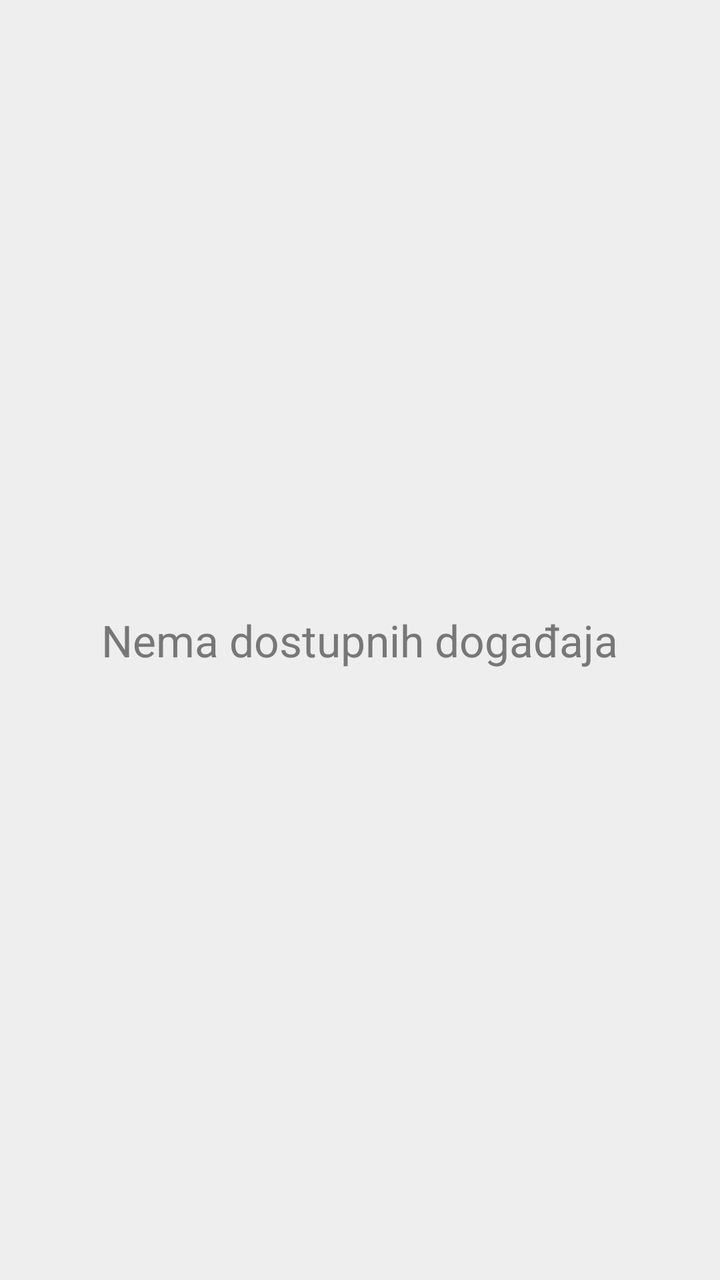
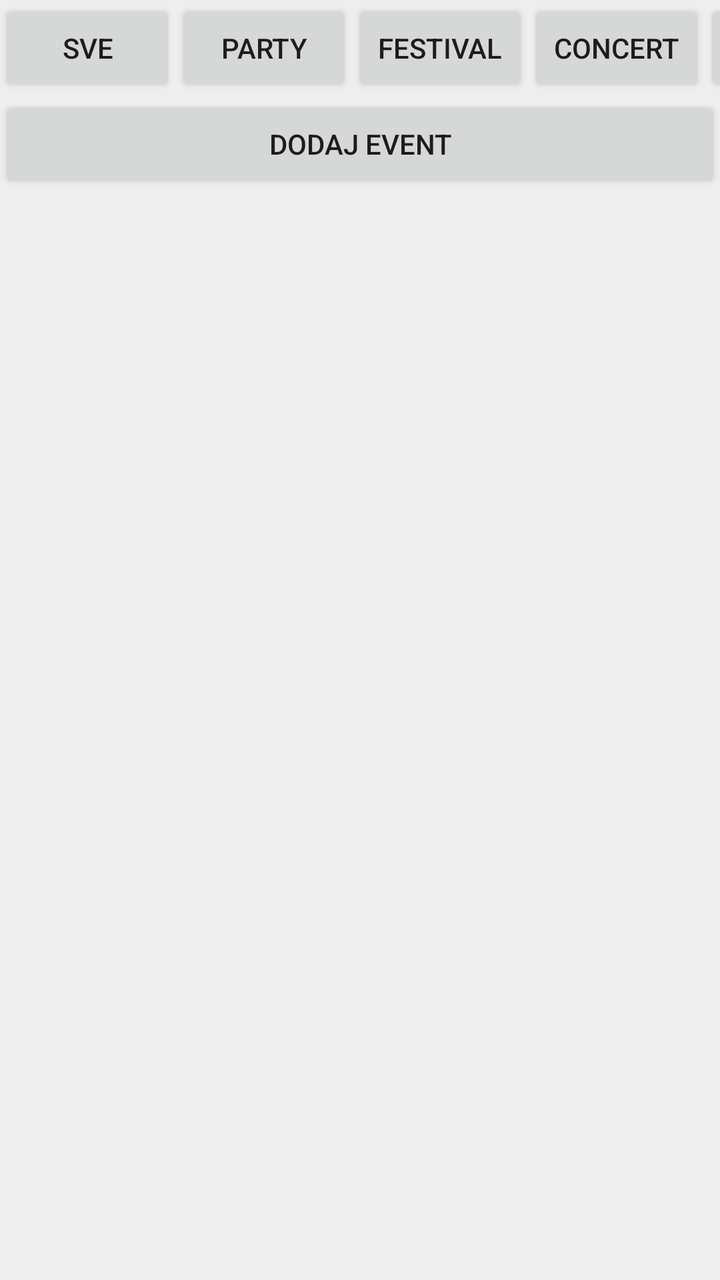

The first picture is an Android layout as it rendered before a commit; the second is the same layout after the commit. The layout source and the unified diff follow.
<!-- AndroidManifest.xml: application theme Theme.EventsApp -->
<!-- res/layout/fragment_events.xml -->
<?xml version="1.0" encoding="utf-8"?>
<FrameLayout xmlns:android="http://schemas.android.com/apk/res/android"
    android:layout_width="match_parent"
    android:layout_height="match_parent"
    android:background="@color/light_gray">

    <TextView
        android:layout_width="wrap_content"
        android:layout_height="wrap_content"
        android:text="@string/no_events"
        android:textColor="@color/gray_text"
        android:textSize="22sp"
        android:layout_gravity="center" />

</FrameLayout>
<!-- resources referenced by this layout -->
<resources>
  <color name="gray_text">#777777</color>
  <color name="light_gray">#EEEEEE</color>
  <string name="no_events">Nema dostupnih događaja</string>
  <style name="Theme.EventsApp" parent="Theme.AppCompat.Light.DarkActionBar">
          
          <item name="colorPrimary">@color/purple_500</item>
          <item name="colorPrimaryDark">@color/purple_700</item>
          <item name="colorAccent">@color/teal_200</item>
          
      </style>
  <color name="purple_500">#FF6200EE</color>
  <color name="purple_700">#FF3700B3</color>
  <color name="teal_200">#FF03DAC5</color>
</resources>

<!-- the commit's change to res/layout/fragment_events.xml (unified diff, before → after) -->
@@ -1,15 +1,80 @@
 <?xml version="1.0" encoding="utf-8"?>
-<FrameLayout xmlns:android="http://schemas.android.com/apk/res/android"
+<LinearLayout
+    xmlns:android="http://schemas.android.com/apk/res/android"
     android:layout_width="match_parent"
     android:layout_height="match_parent"
+    android:orientation="vertical"
     android:background="@color/light_gray">
 
-    <TextView
-        android:layout_width="wrap_content"
+    
+
+    <HorizontalScrollView
+        android:layout_width="match_parent"
         android:layout_height="wrap_content"
-        android:text="@string/no_events"
-        android:textColor="@color/gray_text"
-        android:textSize="22sp"
-        android:layout_gravity="center" />
+        android:fillViewport="true"
+        android:scrollbars="none">
 
-</FrameLayout>
+        <LinearLayout
+            android:layout_width="wrap_content"
+            android:layout_height="wrap_content"
+            android:orientation="horizontal">
+
+            <Button
+                android:id="@+id/btnAll"
+                android:layout_width="wrap_content"
+                android:layout_height="wrap_content"
+                android:text="@string/all" />
+
+            <Button
+                android:id="@+id/btnParty"
+                android:layout_width="wrap_content"
+                android:layout_height="wrap_content"
+                android:text="@string/party" />
+
+            <Button
+                android:id="@+id/btnFestival"
+                android:layout_width="wrap_content"
+                android:layout_height="wrap_content"
+                android:text="@string/festival" />
+
+            <Button
+                android:id="@+id/btnConcert"
+                android:layout_width="wrap_content"
+                android:layout_height="wrap_content"
+                android:text="@string/concert" />
+
+            <Button
+                android:id="@+id/btnTheater"
+                android:layout_width="wrap_content"
+                android:layout_height="wrap_content"
+                android:text="@string/theater" />
+
+            <Button
+                android:id="@+id/btnExhibition"
+                android:layout_width="wrap_content"
+                android:layout_height="wrap_content"
+                android:text="@string/exhibition" />
+
+        </LinearLayout>
+
+    </HorizontalScrollView>
+
+    
+
+    <Button
+        android:id="@+id/btnAddEvent"
+        android:layout_width="match_parent"
+        android:layout_height="wrap_content"
+        android:text="@string/add_event" />
+
+    
+
+    <ListView
+        android:id="@+id/eventsListView"
+        android:layout_width="match_parent"
+        android:layout_height="0dp"
+        android:layout_weight="1"
+        android:divider="@color/gray_text"
+        android:dividerHeight="1dp" />
+
+</LinearLayout>
<!-- resource entries referenced after the edit -->
@@ -2,7 +2,13 @@
 <resources>
   <color name="gray_text">#777777</color>
   <color name="light_gray">#EEEEEE</color>
-  <string name="no_events">Nema dostupnih događaja</string>
+  <string name="add_event">DODAJ EVENT</string>
+  <string name="all">SVE</string>
+  <string name="concert">CONCERT</string>
+  <string name="exhibition">EXHIBITION</string>
+  <string name="festival">FESTIVAL</string>
+  <string name="party">PARTY</string>
+  <string name="theater">STAND-UP &amp; THEATER</string>
   <style name="Theme.EventsApp" parent="Theme.AppCompat.Light.DarkActionBar">
           
           <item name="colorPrimary">@color/purple_500</item>
